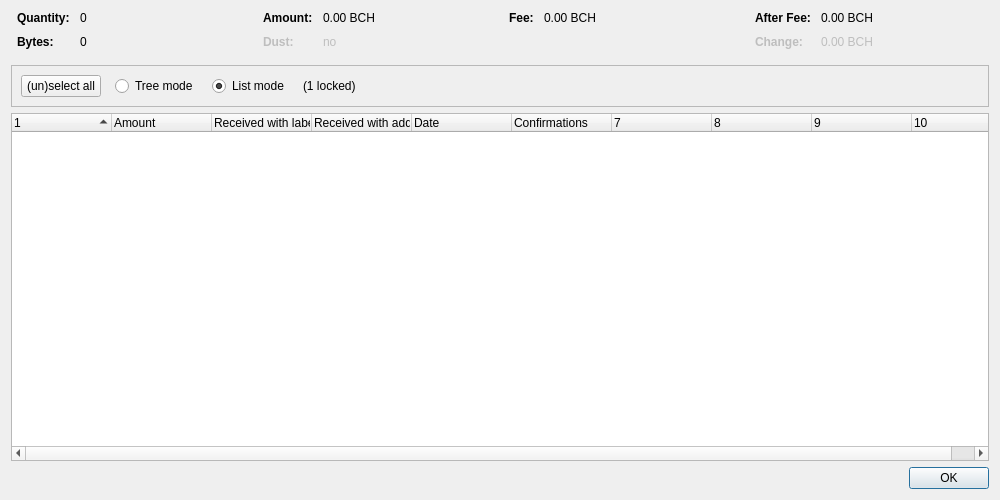
Before: the Qt Designer form src/qt/forms/coincontroldialog.ui in Bitcoin-ABC/bitcoin-abc, drawn with Qt 5.
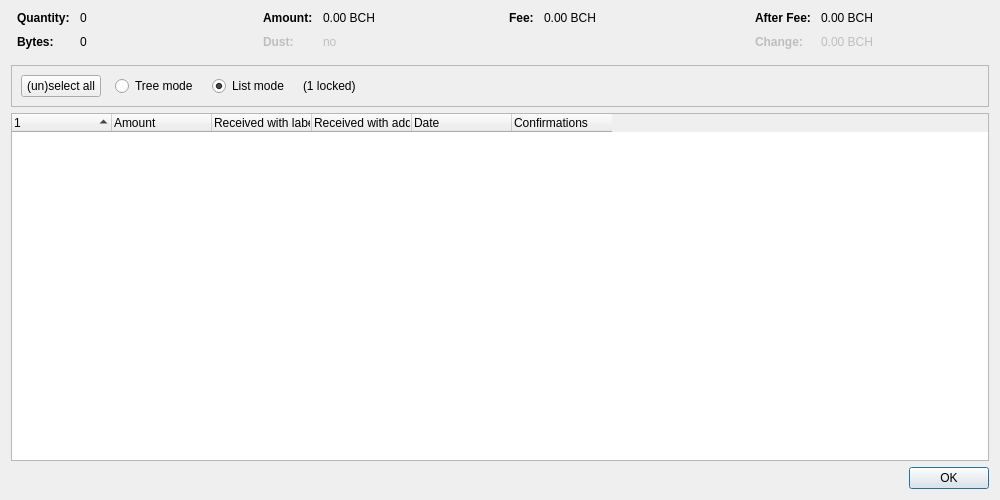
After: the same form once the commit is applied. Custom widgets are drawn as their Qt base class.

The edit to the form file:
```diff
--- a/src/qt/forms/coincontroldialog.ui
+++ b/src/qt/forms/coincontroldialog.ui
@@ -402,7 +402,7 @@
       <bool>false</bool>
      </property>
      <property name="columnCount">
-      <number>10</number>
+      <number>6</number>
      </property>
      <attribute name="headerShowSortIndicator" stdset="0">
       <bool>true</bool>
```
